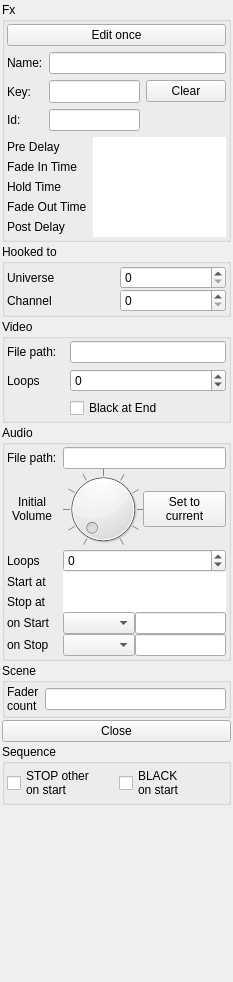
Before: the Qt Designer form StageRunner/gui/fxitempropertywidget.ui in Pit1966/StageRunner, drawn with Qt 5.
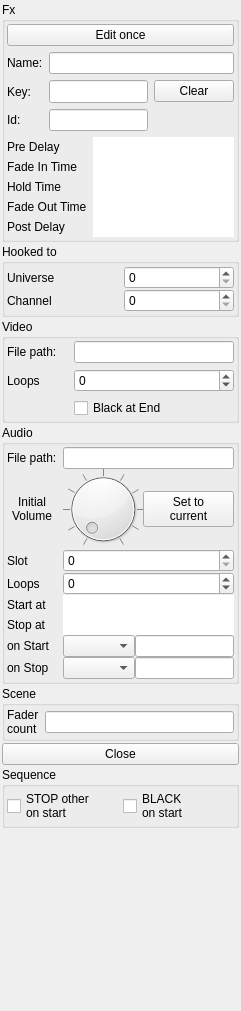
After: the same form once the commit is applied. Custom widgets are drawn as their Qt base class.

Commit message: Added feature to play slot 4 on different device than default one. For now this is the device that contains UA-25-EX in device name for my external Roland USB interface. We have to do this configurable

Diff of the .ui file:
```diff
--- a/StageRunner/gui/fxitempropertywidget.ui
+++ b/StageRunner/gui/fxitempropertywidget.ui
@@ -6,8 +6,8 @@
    <rect>
     <x>0</x>
     <y>0</y>
-    <width>233</width>
-    <height>982</height>
+    <width>241</width>
+    <height>1011</height>
    </rect>
   </property>
   <property name="font">
@@ -348,6 +348,72 @@
       <property name="verticalSpacing">
        <number>0</number>
       </property>
+      <item row="4" column="0">
+       <widget class="QLabel" name="audioLoopsLabel">
+        <property name="text">
+         <string>Loops</string>
+        </property>
+       </widget>
+      </item>
+      <item row="10" column="0">
+       <widget class="QLabel" name="audioOnStopLabel">
+        <property name="text">
+         <string>on Stop</string>
+        </property>
+       </widget>
+      </item>
+      <item row="7" column="0">
+       <widget class="QLabel" name="audioStartAtLabel">
+        <property name="text">
+         <string>Start at</string>
+        </property>
+       </widget>
+      </item>
+      <item row="2" column="0">
+       <widget class="QLabel" name="audioInitVolLabel">
+        <property name="text">
+         <string>Initial
+Volume</string>
+        </property>
+        <property name="alignment">
+         <set>Qt::AlignCenter</set>
+        </property>
+       </widget>
+      </item>
+      <item row="9" column="1">
+       <layout class="QHBoxLayout" name="onStartLayout">
+        <item>
+         <widget class="QComboBox" name="audioOnStartCombo"/>
+        </item>
+        <item>
+         <widget class="PsLineEdit" name="audioOnStartEdit">
+          <property name="minimumSize">
+           <size>
+            <width>60</width>
+            <height>0</height>
+           </size>
+          </property>
+         </widget>
+        </item>
+       </layout>
+      </item>
+      <item row="10" column="1">
+       <layout class="QHBoxLayout" name="onStopLayout">
+        <item>
+         <widget class="QComboBox" name="audioOnStopCombo"/>
+        </item>
+        <item>
+         <widget class="PsLineEdit" name="audioOnStopEdit">
+          <property name="minimumSize">
+           <size>
+            <width>60</width>
+            <height>0</height>
+           </size>
+          </property>
+         </widget>
+        </item>
+       </layout>
+      </item>
       <item row="2" column="1">
        <layout class="QHBoxLayout" name="initVolLayout">
         <property name="topMargin">
@@ -394,7 +460,7 @@
         </item>
        </layout>
       </item>
-      <item row="3" column="1">
+      <item row="4" column="1">
        <widget class="QSpinBox" name="audioLoopsSpin">
         <property name="minimum">
          <number>-1</number>
@@ -404,28 +470,28 @@
         </property>
        </widget>
       </item>
-      <item row="7" column="1">
+      <item row="8" column="1">
        <widget class="PsLineEdit" name="audioStopAtEdit">
         <property name="frame">
          <bool>false</bool>
         </property>
        </widget>
       </item>
-      <item row="8" column="0">
+      <item row="9" column="0">
        <widget class="QLabel" name="audioOnStartLabel">
         <property name="text">
          <string>on Start</string>
         </property>
        </widget>
       </item>
-      <item row="6" column="1">
+      <item row="7" column="1">
        <widget class="PsLineEdit" name="audioStartAtEdit">
         <property name="frame">
          <bool>false</bool>
         </property>
        </widget>
       </item>
-      <item row="7" column="0">
+      <item row="8" column="0">
        <widget class="QLabel" name="audioStopAtLabel">
         <property name="text">
          <string>Stop at</string>
@@ -443,71 +509,19 @@
        </widget>
       </item>
       <item row="3" column="0">
-       <widget class="QLabel" name="audioLoopsLabel">
+       <widget class="QLabel" name="audioSlotLabel">
         <property name="text">
-         <string>Loops</string>
+         <string>Slot</string>
         </property>
        </widget>
       </item>
-      <item row="9" column="0">
-       <widget class="QLabel" name="audioOnStopLabel">
-        <property name="text">
-         <string>on Stop</string>
+      <item row="3" column="1">
+       <widget class="QSpinBox" name="audioSlotSpin">
+        <property name="maximum">
+         <number>4</number>
         </property>
        </widget>
       </item>
-      <item row="6" column="0">
-       <widget class="QLabel" name="audioStartAtLabel">
-        <property name="text">
-         <string>Start at</string>
-        </property>
-       </widget>
-      </item>
-      <item row="2" column="0">
-       <widget class="QLabel" name="audioInitVolLabel">
-        <property name="text">
-         <string>Initial
-Volume</string>
-        </property>
-        <property name="alignment">
-         <set>Qt::AlignCenter</set>
-        </property>
-       </widget>
-      </item>
-      <item row="8" column="1">
-       <layout class="QHBoxLayout" name="onStartLayout">
-        <item>
-         <widget class="QComboBox" name="audioOnStartCombo"/>
-        </item>
-        <item>
-         <widget class="PsLineEdit" name="audioOnStartEdit">
-          <property name="minimumSize">
-           <size>
-            <width>60</width>
-            <height>0</height>
-           </size>
-          </property>
-         </widget>
-        </item>
-       </layout>
-      </item>
-      <item row="9" column="1">
-       <layout class="QHBoxLayout" name="onStopLayout">
-        <item>
-         <widget class="QComboBox" name="audioOnStopCombo"/>
-        </item>
-        <item>
-         <widget class="PsLineEdit" name="audioOnStopEdit">
-          <property name="minimumSize">
-           <size>
-            <width>60</width>
-            <height>0</height>
-           </size>
-          </property>
-         </widget>
-        </item>
-       </layout>
-      </item>
      </layout>
     </widget>
    </item>
```
The commit also changes 7 other files.
